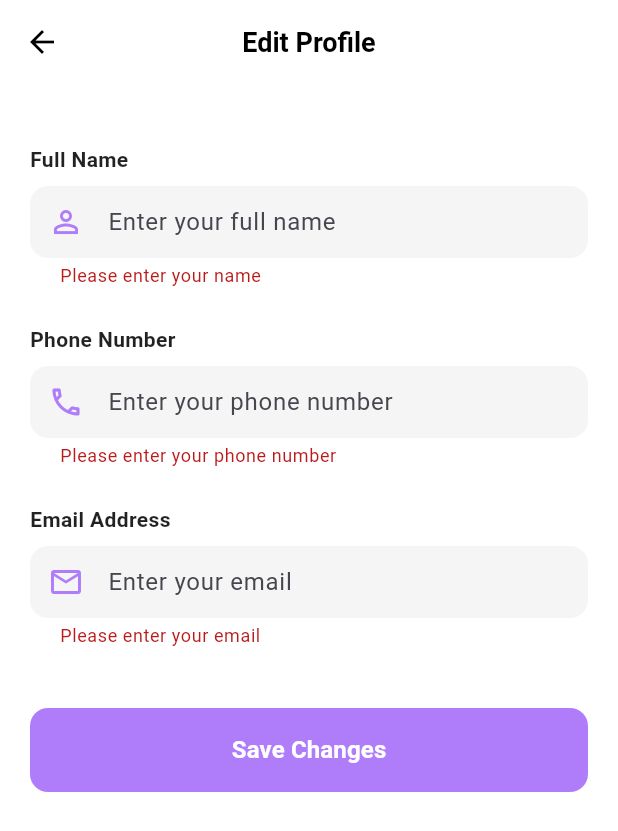
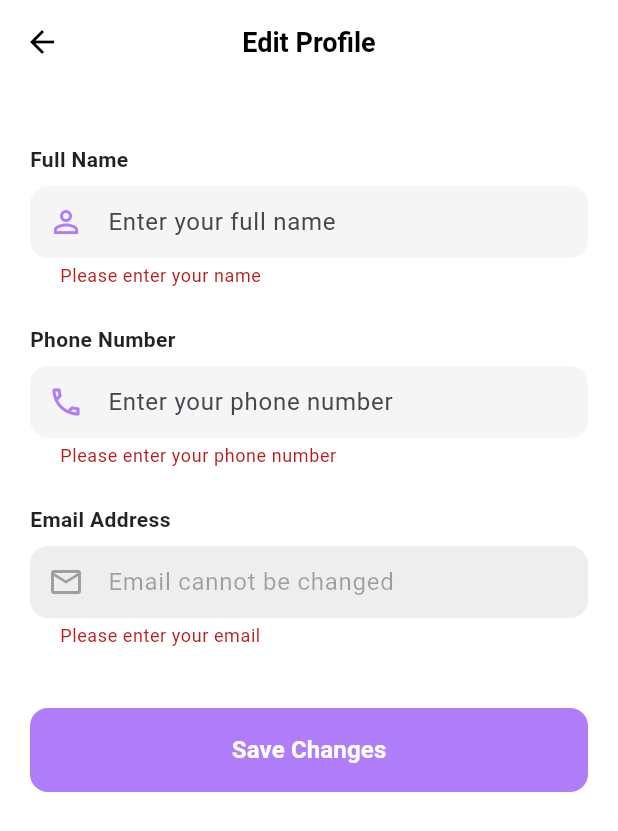
Before and after one commit to Adithyansyam/akshaya-requirements, a Flutter app: the EditProfileScreen screen opened directly, after a tap on "Save Changes", on a phone screen of 412 x 824 dp. Shown: the top 831 px of the screen. Run offline on Flutter 3.47's test engine with Material 3 defaults, Android fonts, the phone set to English and light mode, and no system bars; our stand-ins replace cloud_firestore, firebase_auth, firebase_core; accounts and stored records are empty.

Commit message:
updated the edit porfile

```diff
--- a/lib/screens/edit_profile.dart
+++ b/lib/screens/edit_profile.dart
@@ -74,7 +74,6 @@ class _EditProfileScreenState extends State<EditProfileScreen> {
           .update({
         'name': _nameController.text.trim(),
         'phoneNumber': _phoneController.text.trim(),
-        'email': _emailController.text.trim(),
         'updatedAt': FieldValue.serverTimestamp(),
       });
 
@@ -254,16 +253,21 @@ class _EditProfileScreenState extends State<EditProfileScreen> {
                     const SizedBox(height: 8),
                     TextFormField(
                       controller: _emailController,
+                      enabled: false, // Make email read-only
                       keyboardType: TextInputType.emailAddress,
                       decoration: InputDecoration(
-                        hintText: 'Enter your email',
+                        hintText: 'Email cannot be changed',
                         filled: true,
-                        fillColor: Colors.grey[100],
+                        fillColor: Colors.grey[200],
                         border: OutlineInputBorder(
                           borderRadius: BorderRadius.circular(12),
                           borderSide: BorderSide.none,
                         ),
                         enabledBorder: OutlineInputBorder(
+                          borderRadius: BorderRadius.circular(12),
+                          borderSide: BorderSide.none,
+                        ),
+                        disabledBorder: OutlineInputBorder(
                           borderRadius: BorderRadius.circular(12),
                           borderSide: BorderSide.none,
                         ),
@@ -276,7 +280,7 @@ class _EditProfileScreenState extends State<EditProfileScreen> {
                         ),
                         prefixIcon: const Icon(
                           Icons.email_outlined,
-                          color: Color(0xFFB07DFA),
+                          color: Colors.grey,
                         ),
                       ),
                       validator: (value) {
```
